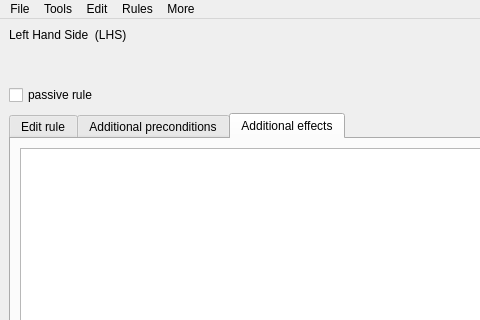
rahulkatiyar19955/AGM, file tools/ui/guiAGGLEditor.ui: the form before one commit; both pictures show x 0 to 480 and y 0 to 320 of the 1080 by 809 pixel window.
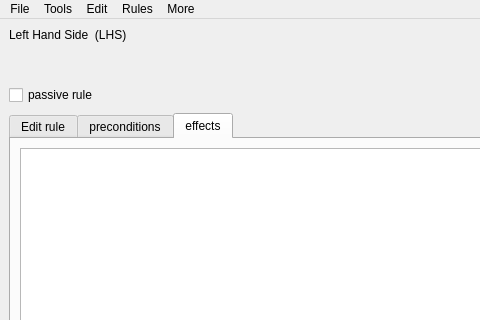
The form after the commit. The open tabs and pages were chosen to show the change. Icons and pictures are not drawn.

Diff of the .ui file:
```diff
--- a/tools/ui/guiAGGLEditor.ui
+++ b/tools/ui/guiAGGLEditor.ui
@@ -204,7 +204,7 @@
           </widget>
           <widget class="QWidget" name="tabPreconditions">
            <attribute name="title">
-            <string>Additional preconditions</string>
+            <string>preconditions</string>
            </attribute>
            <layout class="QVBoxLayout" name="verticalLayout_6">
             <item>
@@ -214,7 +214,7 @@
           </widget>
           <widget class="QWidget" name="tabEffects">
            <attribute name="title">
-            <string>Additional effects</string>
+            <string>effects</string>
            </attribute>
            <layout class="QVBoxLayout" name="verticalLayout_5">
             <item>
```
Left out of the diff: 2 changed lines with no effect on the pictures.
